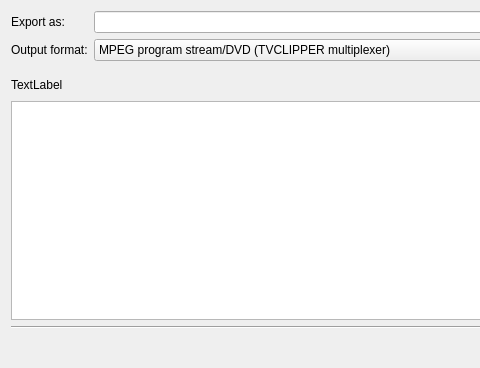
Before: the Qt Designer form tvclipper/DlgExport.ui in luke147/tvclipper, drawn with Qt 5; both pictures show x 0 to 480 and y 0 to 368 of the 707 by 368 pixel window.
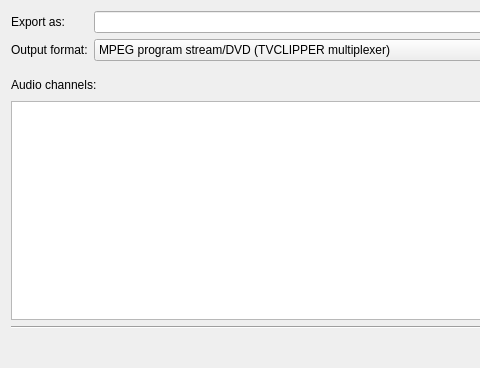
After: the same form once the commit is applied. Icons and pictures are not drawn.

Commit message: Correcotion of text for audio channels label in export dialog. Correction of object-like macro name: IDXFILE_EXT_WITH_DOT, PRJFILE_EXT_WITH_DOT

The edit to the form file:
```diff
--- a/tvclipper/DlgExport.ui
+++ b/tvclipper/DlgExport.ui
@@ -99,7 +99,7 @@
        <item>
         <widget class="QLabel" name="labAudioChannels">
          <property name="text">
-          <string>TextLabel</string>
+          <string>Audio channels:</string>
          </property>
         </widget>
        </item>
```
The commit also changes 3 other files.
